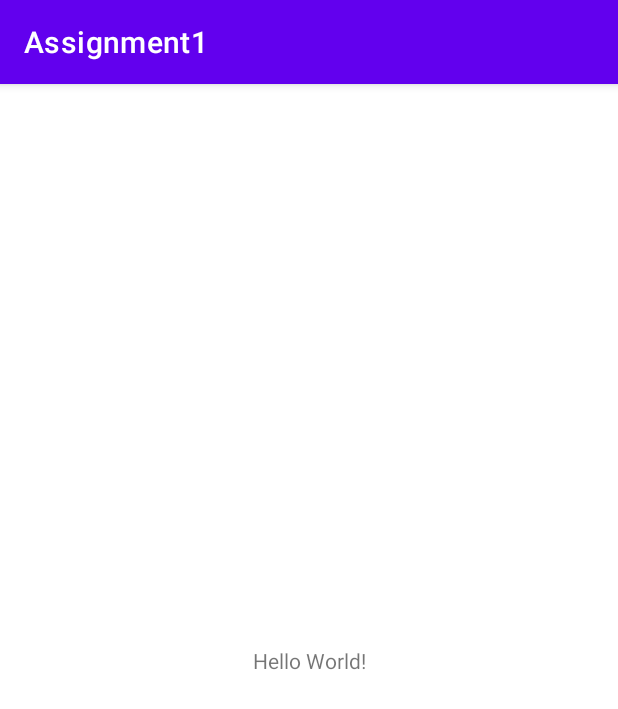
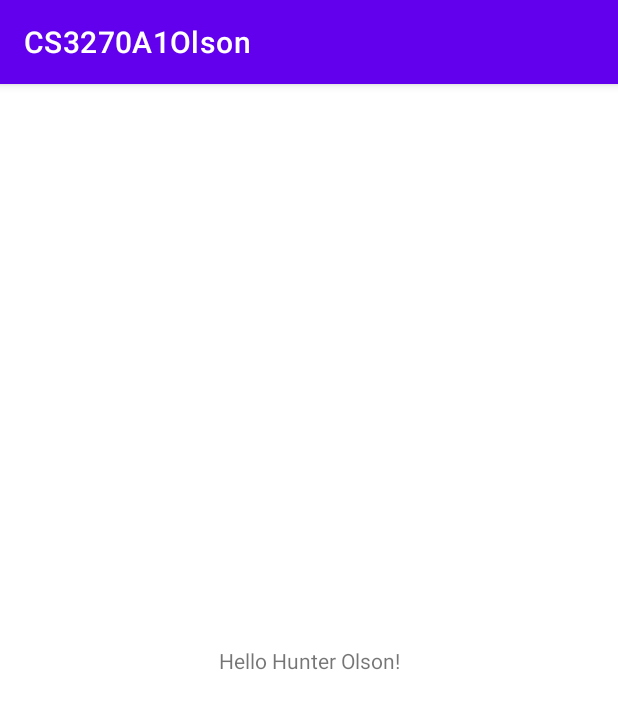
Before and after one commit to 16holson/Assignment1, an Android app: the screen it shows after launch (MainActivity), on a phone screen of 412 x 824 dp. Shown: the top 709 px of the screen. Run offline under Robolectric (Android 15) with nearby library versions, the phone set to English and light mode, and no system bars.

Commit message:
Finished App

```diff
--- a/app/src/main/res/layout/activity_main.xml
+++ b/app/src/main/res/layout/activity_main.xml
@@ -9,7 +9,7 @@
     <TextView
         android:layout_width="wrap_content"
         android:layout_height="wrap_content"
-        android:text="Hello World!"
+        android:text="@string/helloWorld"
         app:layout_constraintBottom_toBottomOf="parent"
         app:layout_constraintLeft_toLeftOf="parent"
         app:layout_constraintRight_toRightOf="parent"
--- a/app/src/main/res/values/strings.xml
+++ b/app/src/main/res/values/strings.xml
@@ -1,3 +1,4 @@
 <resources>
-    <string name="app_name">Assignment1</string>
+    <string name="app_name">CS3270A1Olson</string>
+    <string name="helloWorld">Hello Hunter Olson!</string>
 </resources>
```
